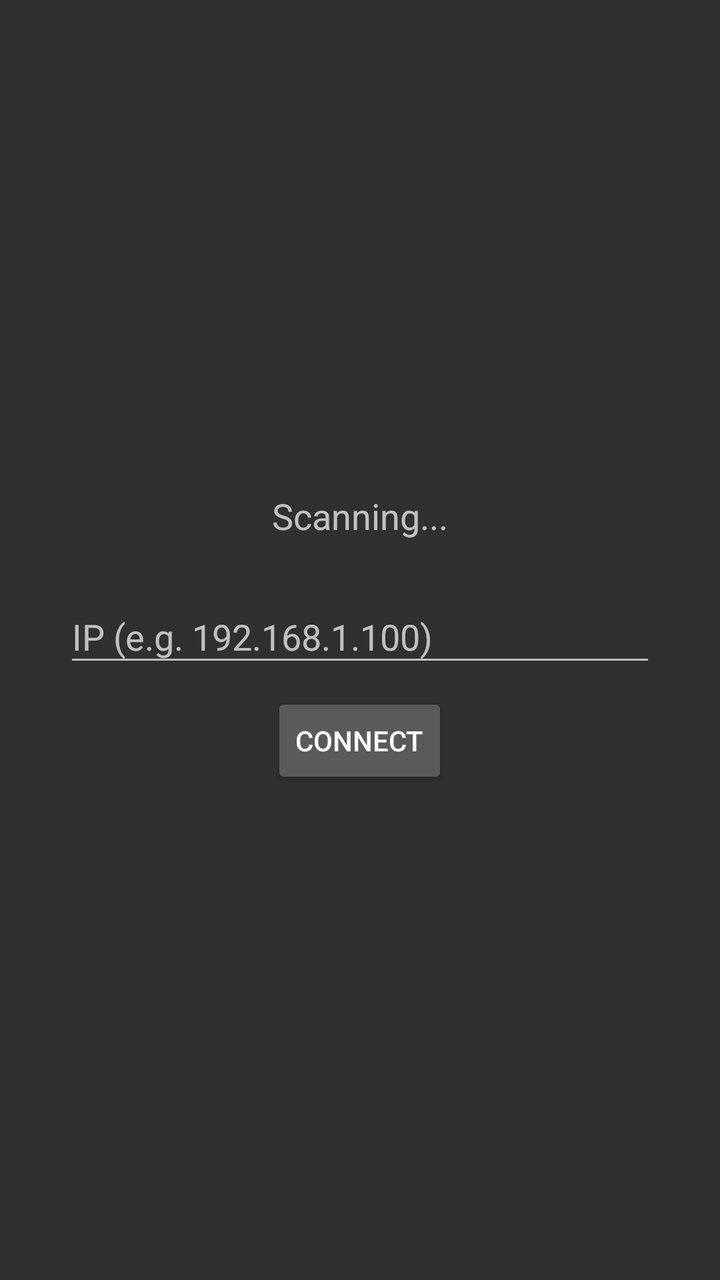
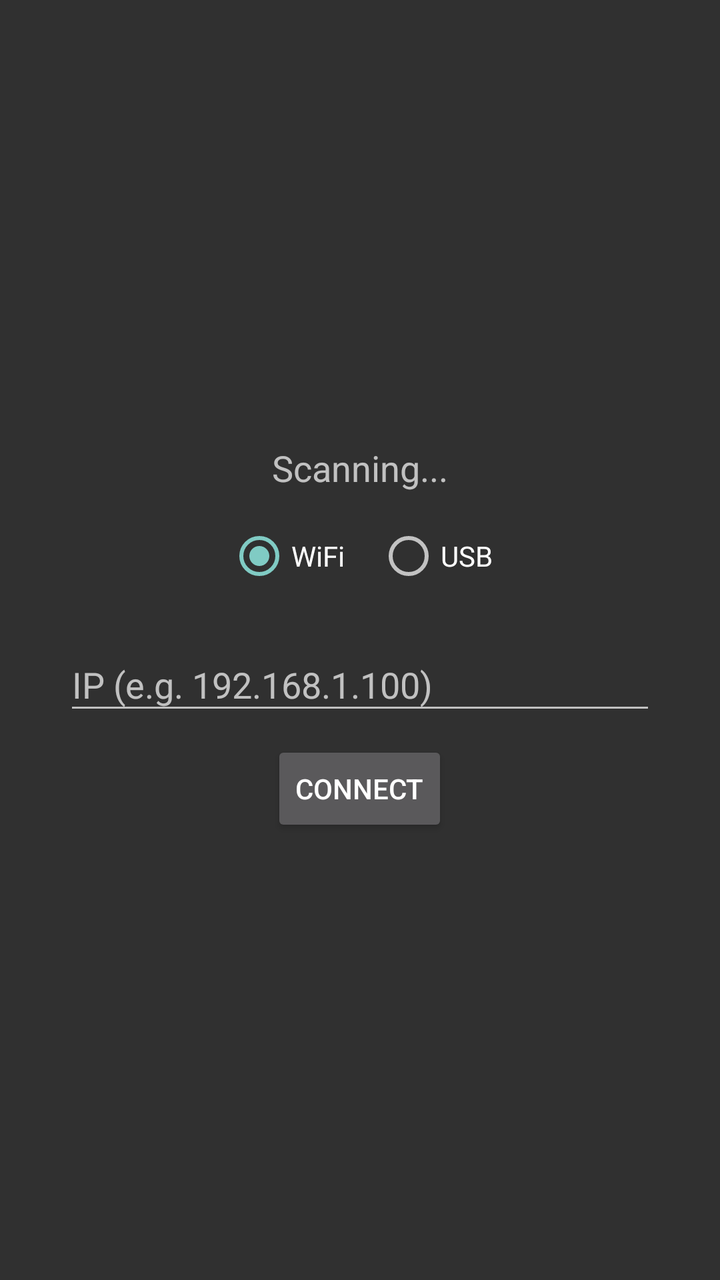

Compare the two renders of this Android layout. The source of the first and the diff that turns it into the second are given below.
<!-- AndroidManifest.xml: application theme Theme.AppCompat.NoActionBar -->
<!-- res/layout/activity_main.xml -->
<?xml version="1.0" encoding="utf-8"?>
<LinearLayout xmlns:android="http://schemas.android.com/apk/res/android"
    android:layout_width="match_parent"
    android:layout_height="match_parent"
    android:orientation="vertical"
    android:gravity="center"
    android:padding="32dp">

    <TextView
        android:id="@+id/statusText"
        android:layout_width="wrap_content"
        android:layout_height="wrap_content"
        android:text="Scanning..."
        android:textSize="18sp" />

    <com.google.android.material.textfield.TextInputLayout
        android:layout_width="match_parent"
        android:layout_height="wrap_content"
        android:layout_marginTop="16dp">

        <com.google.android.material.textfield.TextInputEditText
            android:id="@+id/manualIpInput"
            android:layout_width="match_parent"
            android:layout_height="wrap_content"
            android:hint="IP (e.g. 192.168.1.100)" />
    </com.google.android.material.textfield.TextInputLayout>

    <Button
        android:id="@+id/connectButton"
        android:layout_width="wrap_content"
        android:layout_height="wrap_content"
        android:layout_marginTop="8dp"
        android:text="Connect" />
</LinearLayout>
<!-- resources referenced by this layout -->
<resources>

</resources>

<!-- the commit's change to res/layout/activity_main.xml (unified diff, before → after) -->
@@ -13,7 +13,30 @@
         android:text="Scanning..."
         android:textSize="18sp" />
 
+    <RadioGroup
+        android:id="@+id/connectionMode"
+        android:layout_width="wrap_content"
+        android:layout_height="wrap_content"
+        android:orientation="horizontal"
+        android:layout_marginTop="16dp">
+
+        <RadioButton
+            android:id="@+id/modeWifi"
+            android:layout_width="wrap_content"
+            android:layout_height="wrap_content"
+            android:text="WiFi"
+            android:checked="true" />
+
+        <RadioButton
+            android:id="@+id/modeUsb"
+            android:layout_width="wrap_content"
+            android:layout_height="wrap_content"
+            android:text="USB"
+            android:layout_marginStart="16dp" />
+    </RadioGroup>
+
     <com.google.android.material.textfield.TextInputLayout
+        android:id="@+id/ipInputLayout"
         android:layout_width="match_parent"
         android:layout_height="wrap_content"
         android:layout_marginTop="16dp">
